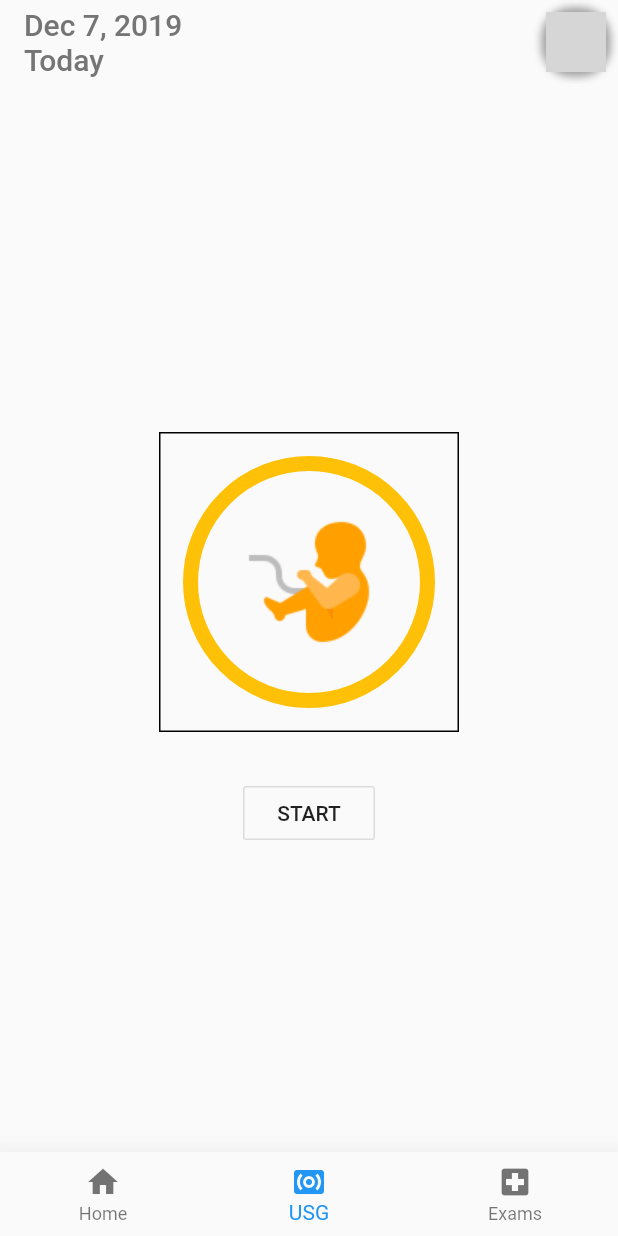
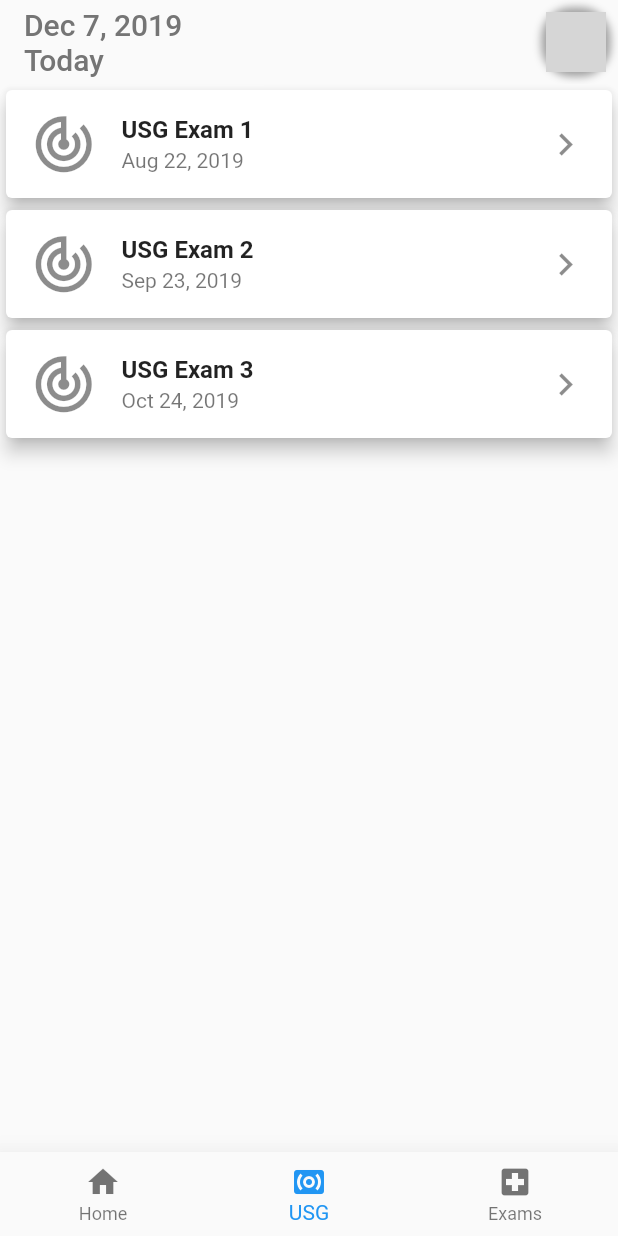
Before and after one commit to ReccaFlames/pregnancy_card, a Flutter app: the screen it shows after launch, item 2 of the bottom bar chosen, on a phone screen of 412 x 824 dp. Run offline on Flutter 3.47's test engine with Material 2 defaults, Android fonts, the phone set to English and light mode, and no system bars; network calls fail; project files that could hold a hidden picture were left out; grey boxes are pictures that could not be loaded.

Commit message:
Added usg exam page with details view

```diff
--- a/lib/home_widget.dart
+++ b/lib/home_widget.dart
@@ -1,14 +1,13 @@
 import 'package:flutter/material.dart';
 import 'package:intl/intl.dart';
 import 'placeholder_widget.dart';
-import 'custom_progress_bar.dart';
+//import 'custom_progress_bar.dart';
 import 'home_page.dart';
+import 'usg_main_widget.dart';
 
 class Home extends StatefulWidget {
   @override
-  State<StatefulWidget> createState() {
-    return _HomeState();
-  }
+  State<StatefulWidget> createState() =>_HomeState();
 }
 
 class _HomeState extends State<Home> {
@@ -20,7 +19,7 @@ class _HomeState extends State<Home> {
   void initState() {
     _children = [
       new HomePageView(),
-      new CustomProgressBarView(),
+      new UsgMainPage(),
       new PlaceholderWidget(),
     ];
     super.initState();
--- /dev/null
+++ b/lib/usg_main_widget.dart
@@ -0,0 +1,58 @@
+import 'package:flutter/material.dart';
+import 'package:intl/intl.dart';
+
+import 'usg_exam_details_page.dart';
+
+class UsgMainPage extends StatefulWidget {
+  @override
+  State<StatefulWidget> createState() => _UsgMainPageState();
+}
+
+class _UsgMainPageState extends State<UsgMainPage> {
+  @override
+  Widget build(BuildContext context) {
+    return _myListView(context);
+  }
+
+  Widget _myListView(BuildContext context) {
+
+    final dates = [DateFormat.yMMMd().format(new DateTime(2019, 08, 22)),
+      DateFormat.yMMMd().format(new DateTime(2019, 09, 23)),
+      DateFormat.yMMMd().format(new DateTime(2019, 10, 24))
+    ];
+
+    void _navigateDetailsPage(index) {
+      Navigator.push(
+        context,
+        MaterialPageRoute(builder: (context) => UsgDetailsPage('USG Exam $index', dates[--index])),
+      );
+    }
+
+    return ListView.builder(
+      itemCount: dates.length,
+      itemBuilder: (context, index) {
+        return Card(
+          elevation: 5,
+          child: ListTile(
+            onTap: () {
+              print('tapped');
+              _navigateDetailsPage(index);
+            },
+            leading: Icon(Icons.track_changes, size: 45,),
+            subtitle: Row(
+              mainAxisAlignment: MainAxisAlignment.spaceBetween,
+              children: <Widget>[
+                Text(dates[index]),
+              ],
+            ),
+            title: Text(
+              'USG Exam ${++index}',
+              style: TextStyle(fontWeight: FontWeight.bold),
+            ),
+            trailing: Icon(Icons.keyboard_arrow_right, size: 30,),
+          ),
+        );
+      },
+    );
+  }
+}
--- a/pubspec.yaml
+++ b/pubspec.yaml
@@ -21,8 +21,4 @@ dev_dependencies:
 flutter:
   uses-material-design: true
   assets:
-    - images/fetus96.png
-    - images/fetus96_light.png
-    - images/fetus120_light.png
-    - images/embryo200.png
-    - images/diamond.png
+    - images/
```
Also changed, not shown: lib/arc_banner_image.dart (added, +51 -0 lines), lib/usg_exam_details_content.dart (added, +67 -0 lines), lib/usg_exam_details_header.dart (added, +72 -0 lines), lib/usg_exam_details_page.dart (added, +30 -0 lines), images/poster.jpg (added), images/usg_banner.jpg (added).
